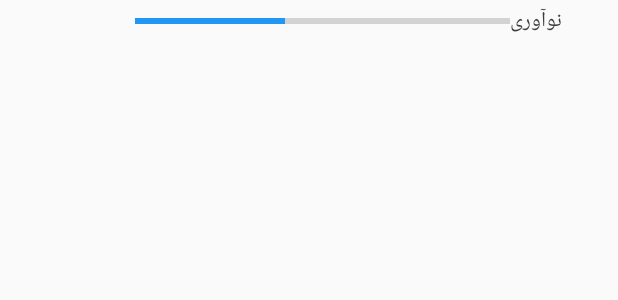
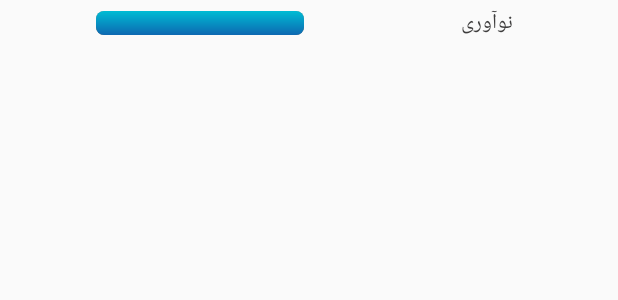
Before and after one commit to mohsendeadspace/ShopMasterApp, an Android app: the layout custom_point.xml on its own in the app's theme, with its tools: preview values and no code run, on a phone screen of 412 x 824 dp. Shown: the top 300 px of the screen. Run offline under Robolectric (Android 15) with nearby library versions, the phone set to English and light mode, and no system bars.

Commit message:
rating bar complet

```diff
--- a/app/src/main/java/com/mohsendeadspace/app/shopmaster/ActivityUserSign.java
+++ b/app/src/main/java/com/mohsendeadspace/app/shopmaster/ActivityUserSign.java
@@ -64,7 +64,7 @@ public class ActivityUserSign extends AppCompatActivity {
         String email = edt_Email.getText().toString();
         String pass = edt_pass.getText().toString();
 
-        new AsyncTaskConnect("http://192.168.1.4/AndroidProject/MasterShop/index/",email,pass).execute();
+        new AsyncTaskConnect("http://192.168.1.2/AndroidProject/MasterShop/index/",email,pass).execute();
 
 
         final ProgressDialog dialog = new ProgressDialog(ActivityUserSign.this);
--- a/app/src/main/java/com/mohsendeadspace/app/shopmaster/ActivityUserSingUp.java
+++ b/app/src/main/java/com/mohsendeadspace/app/shopmaster/ActivityUserSingUp.java
@@ -40,7 +40,7 @@ public class ActivityUserSingUp extends AppCompatActivity {
 
         if (pass.equals(repass)){
 
-          new AsyncTaskInsertUser("http://192.168.1.4/AndroidProject/MasterShop/insertuser/",email,pass).execute();
+          new AsyncTaskInsertUser("http://192.168.1.2/AndroidProject/MasterShop/insertuser/",email,pass).execute();
 
           final ProgressDialog dialog = new ProgressDialog(ActivityUserSingUp.this);
           dialog.setMessage("لطفا منتظر بمانید ...");
--- a/app/src/main/java/com/mohsendeadspace/app/shopmaster/ActivityWait.java
+++ b/app/src/main/java/com/mohsendeadspace/app/shopmaster/ActivityWait.java
@@ -20,9 +20,9 @@ public class ActivityWait extends AppCompatActivity {
         int id = bundle.getInt("id");
         String idFinal=String.valueOf(id);
 
-        new AsyncTaskGetDetail("http://192.168.1.4/AndroidProject/MasterShop/getdetail.php",idFinal).execute();
-        new AsyncTaskShowTimer("http://192.168.1.4/AndroidProject/MasterShop/androidtimer.php").execute();
-        new AsyncTaskGetPruductInfo("http://192.168.1.4/AndroidProject/MasterShop/getproductinfo.php",idFinal).execute();
+        new AsyncTaskGetDetail("http://192.168.1.2/AndroidProject/MasterShop/getdetail.php",idFinal).execute();
+        new AsyncTaskShowTimer("http://192.168.1.2/AndroidProject/MasterShop/androidtimer.php").execute();
+        new AsyncTaskGetPruductInfo("http://192.168.1.2/AndroidProject/MasterShop/getproductinfo.php",idFinal).execute();
 
 
         final Timer timer =  new Timer();
--- a/app/src/main/res/drawable/progressbar.xml
+++ b/app/src/main/res/drawable/progressbar.xml
@@ -1,4 +1,46 @@
 <?xml version="1.0" encoding="utf-8"?>
-<selector xmlns:android="http://schemas.android.com/apk/res/android">
+<layer-list xmlns:android="http://schemas.android.com/apk/res/android">
 
-</selector>
+    <item android:id="@android:id/background">
+        <shape>
+            <corners android:radius="5dip" />
+            <gradient
+                android:startColor="#ff9d9e9d"
+                android:centerColor="#ff5a5d5a"
+                android:centerY="0.75"
+                android:endColor="#ff747674"
+                android:angle="270"
+                />
+        </shape>
+    </item>
+
+    <item android:id="@android:id/secondaryProgress">
+        <clip>
+            <shape>
+                <corners android:radius="5dip" />
+                <gradient
+                    android:startColor="#03A9F4"
+                    android:centerColor="#2196F3"
+                    android:centerY="0.75"
+                    android:endColor="#2196F3"
+                    android:angle="270"
+                    />
+            </shape>
+        </clip>
+    </item>
+
+    <item android:id="@android:id/progress">
+        <clip>
+            <shape>
+                <corners
+                    android:radius="5dip" />
+                <gradient
+                    android:startColor="#00BCD4"
+                    android:endColor="#0D68B1"
+                    android:angle="270"
+                    />
+            </shape>
+        </clip>
+    </item>
+
+</layer-list>
--- a/app/src/main/res/layout/custom_point.xml
+++ b/app/src/main/res/layout/custom_point.xml
@@ -5,26 +5,31 @@
 
 
     <LinearLayout
-        android:layout_marginTop="2dp"
+        android:gravity="center"
+        android:layout_marginRight="70dp"
+        android:layout_marginTop="3dp"
         android:layout_width="match_parent"
         android:layout_height="wrap_content"
         android:orientation="horizontal">
 
 
         <ProgressBar
-
+            android:progressDrawable="@drawable/progressbar"
             android:id="@+id/progressbar"
             android:layout_gravity="center"
-            android:layout_marginLeft="90dp"
+            android:layout_marginLeft="64dp"
             style="?android:attr/progressBarStyleHorizontal"
             android:indeterminate="false"
-            android:layout_width="250dp"
-            android:progress="40"
+            android:layout_width="0dp"
+            android:layout_weight="0.5"
+            android:progress="100"
             android:layout_height="wrap_content"/>
 
         <TextView
+
+            android:layout_weight="0.5"
             android:id="@+id/txtPoint"
-            android:layout_width="wrap_content"
+            android:layout_width="0dp"
             android:layout_height="wrap_content"
             android:textColor="#3E3D3D"
             android:text="نوآوری"/>
```
Also changed, not shown: app/src/main/java/com/mohsendeadspace/app/shopmaster/ActivityShow.java (+9 -3 lines), app/src/main/java/com/mohsendeadspace/app/shopmaster/ActivitySplash.java (+6 -6 lines), app/src/main/java/com/mohsendeadspace/app/shopmaster/MainActivity.java (+8 -8 lines), app/src/main/res/layout/activity_show.xml (+11 -1 lines).
